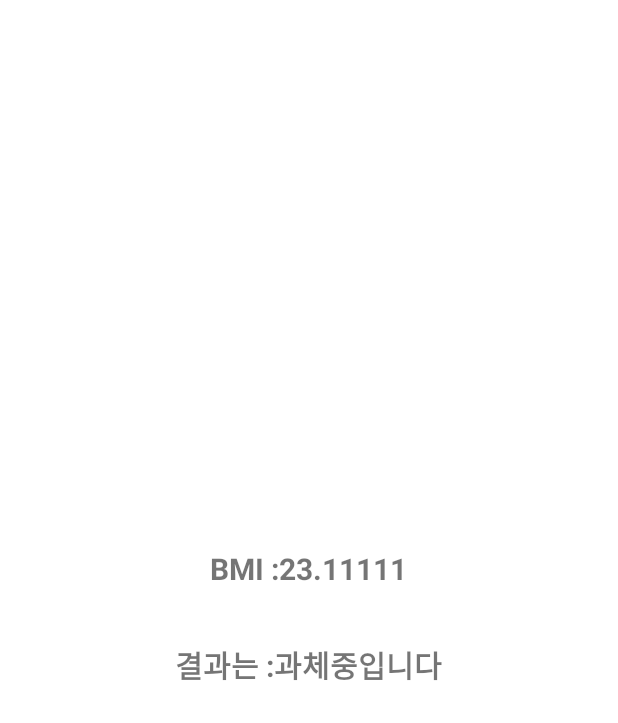
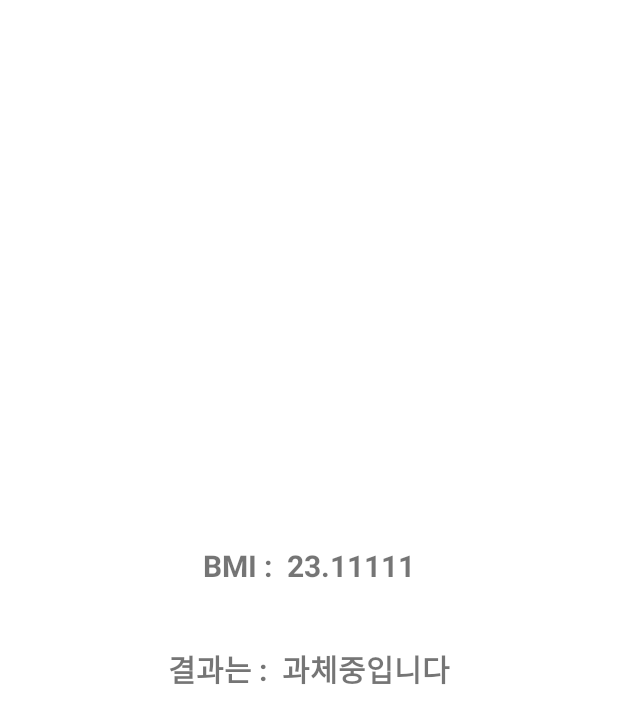
Before and after one commit to GeonwooVincentKim/BMI_Calculator, an Android app: the layout activity_result.xml on its own in the app's theme, with its tools: preview values and no code run, on a phone screen of 412 x 824 dp. Shown: the top 723 px of the screen. Run offline under Robolectric (Android 15) with nearby library versions, the phone set to English and light mode, and no system bars.

Commit message:
[Modify] - Set the padding and margin between text

```diff
--- a/app/src/main/res/layout/activity_result.xml
+++ b/app/src/main/res/layout/activity_result.xml
@@ -3,53 +3,55 @@
     android:layout_width="match_parent"
     android:layout_height="match_parent"
     android:gravity="center"
-    android:padding="16dp"
-    android:orientation="vertical">
+    android:orientation="vertical"
+    android:padding="10dp">
 
     <LinearLayout
         android:layout_width="match_parent"
         android:layout_height="wrap_content"
+        android:gravity="center"
         android:orientation="horizontal"
-        android:gravity="center"
-        android:layout_marginBottom="15dp">
+        android:padding="20dp">
 
         <TextView
             android:layout_width="wrap_content"
             android:layout_height="wrap_content"
             android:text="@string/BMI_Info"
             android:textSize="20sp"
-            android:textStyle="bold"/>
+            android:textStyle="bold" />
 
         <TextView
             android:id="@+id/bmiResultTextView"
             android:layout_width="wrap_content"
             android:layout_height="wrap_content"
+            android:layout_marginStart="10dp"
             android:text="@string/BMI_Result"
             android:textSize="20sp"
-            android:textStyle="bold"/>
+            android:textStyle="bold" />
     </LinearLayout>
 
     <LinearLayout
         android:layout_width="match_parent"
         android:layout_height="wrap_content"
+        android:gravity="center"
         android:orientation="horizontal"
-        android:gravity="center"
-        android:layout_marginTop="20dp">
+        android:padding="20dp">
 
         <TextView
             android:layout_width="wrap_content"
             android:layout_height="wrap_content"
             android:text="@string/Result_String"
             android:textSize="20sp"
-            android:textStyle="bold"/>
+            android:textStyle="bold" />
 
         <TextView
             android:id="@+id/resultTextView"
             android:layout_width="wrap_content"
             android:layout_height="wrap_content"
+            android:layout_marginStart="10dp"
             android:text="@string/BMI_Result_String"
             android:textSize="20sp"
-            android:textStyle="bold"/>
+            android:textStyle="bold" />
     </LinearLayout>
 
 </LinearLayout>
```
